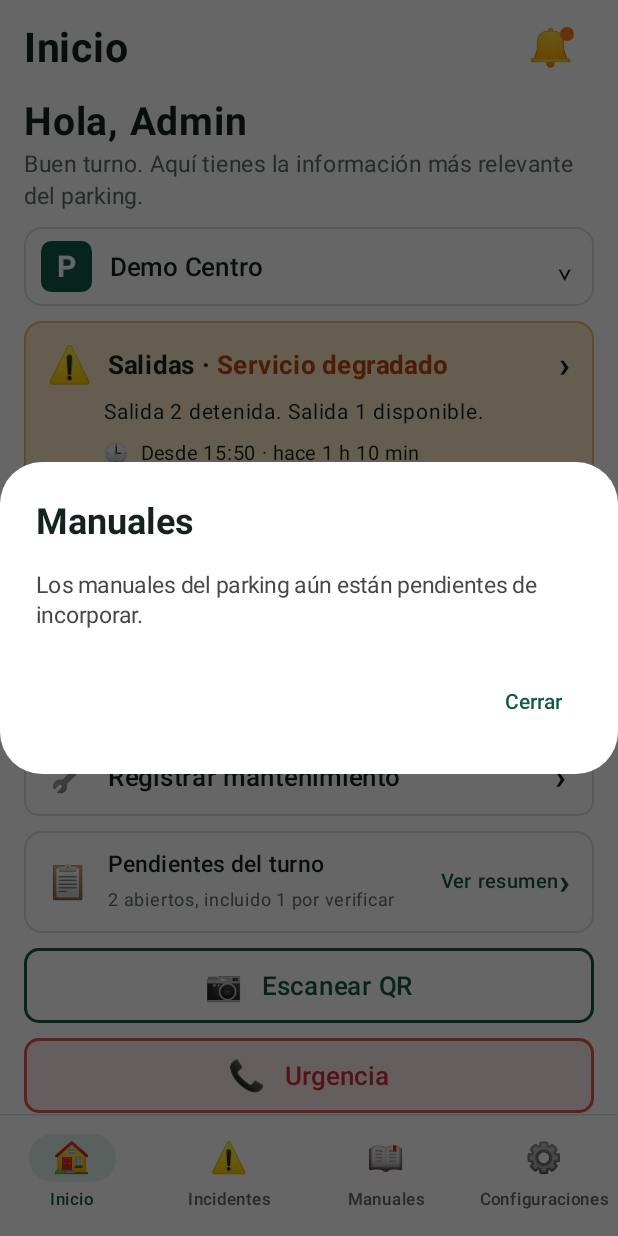
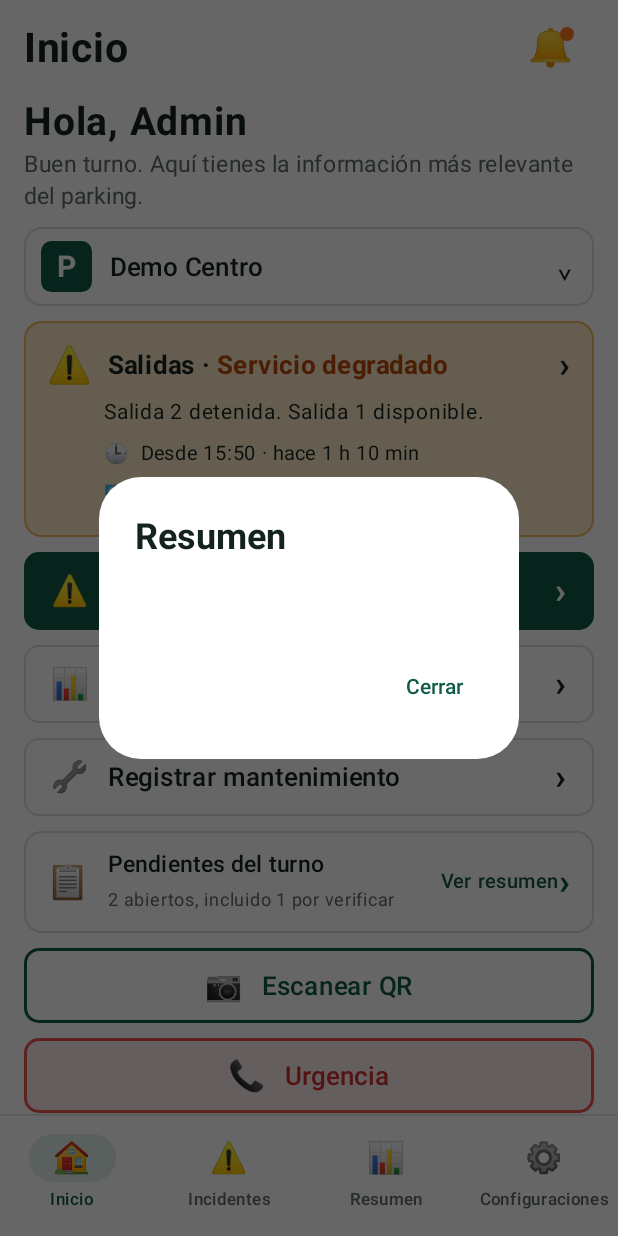
Before and after one commit to I-Canales/Saba-continuidad, an Android app built with Jetpack Compose: the composable InicioScreen called with empty values, item 3 of the bottom bar chosen, on a phone screen of 412 x 824 dp. Run offline under Robolectric (Android 15) with nearby library versions, the phone set to English and light mode, and no system bars; 2 statements that could not run were skipped.

Commit message:
Update InicioScreen.kt

```diff
--- a/app/src/main/java/com/example/sabacontinuidad/ui/inicio/InicioScreen.kt
+++ b/app/src/main/java/com/example/sabacontinuidad/ui/inicio/InicioScreen.kt
@@ -53,7 +53,7 @@ fun InicioScreen(
                     val tabs = listOf(
                         "Inicio" to "🏠",
                         "Incidentes" to "⚠️",
-                        "Manuales" to "📖",
+                        "Resumen" to "📊",
                         "Configuraciones" to "⚙️"
                     )
                     tabs.forEachIndexed { i, (nombre, glifo) ->
```
